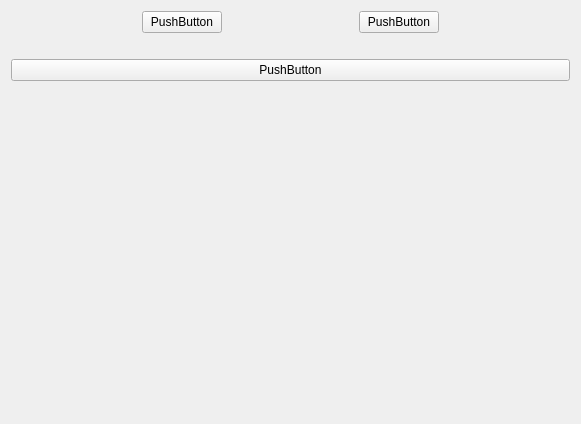
Old version of the form main/presentation/ui/firstTraining/firsttrainingscreen.ui in the repository AnastasiaKrachkovskaya/educational_practice.
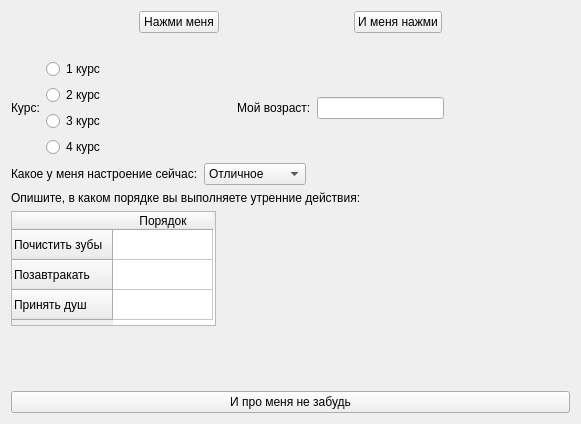
New version of the form.

The edit to the form file:
```diff
--- a/main/presentation/ui/firstTraining/firsttrainingscreen.ui
+++ b/main/presentation/ui/firstTraining/firsttrainingscreen.ui
@@ -32,7 +32,7 @@
      <item>
       <widget class="QPushButton" name="pushButton">
        <property name="text">
-        <string>PushButton</string>
+        <string>Нажми меня</string>
        </property>
       </widget>
      </item>
@@ -52,7 +52,7 @@
      <item>
       <widget class="QPushButton" name="pushButton_3">
        <property name="text">
-        <string>PushButton</string>
+        <string>И меня нажми</string>
        </property>
       </widget>
      </item>
@@ -87,26 +87,227 @@
      </property>
     </spacer>
    </item>
+   <item>
+    <layout class="QHBoxLayout" name="horizontalLayout_2">
+     <property name="leftMargin">
+      <number>0</number>
+     </property>
+     <property name="topMargin">
+      <number>0</number>
+     </property>
+     <item>
+      <widget class="QLabel" name="label">
+       <property name="text">
+        <string>Курс:</string>
+       </property>
+      </widget>
+     </item>
+     <item>
+      <layout class="QVBoxLayout" name="verticalLayout_3">
+       <property name="sizeConstraint">
+        <enum>QLayout::SetDefaultConstraint</enum>
+       </property>
+       <property name="topMargin">
+        <number>0</number>
+       </property>
+       <item>
+        <widget class="QRadioButton" name="radioButton">
+         <property name="text">
+          <string>1 курс</string>
+         </property>
+        </widget>
+       </item>
+       <item>
+        <widget class="QRadioButton" name="radioButton_2">
+         <property name="text">
+          <string>2 курс</string>
+         </property>
+        </widget>
+       </item>
+       <item>
+        <widget class="QRadioButton" name="radioButton_3">
+         <property name="text">
+          <string>3 курс</string>
+         </property>
+        </widget>
+       </item>
+       <item>
+        <widget class="QRadioButton" name="radioButton_4">
+         <property name="text">
+          <string>4 курс</string>
+         </property>
+        </widget>
+       </item>
+      </layout>
+     </item>
+     <item>
+      <spacer name="horizontalSpacer_5">
+       <property name="orientation">
+        <enum>Qt::Horizontal</enum>
+       </property>
+       <property name="sizeHint" stdset="0">
+        <size>
+         <width>20</width>
+         <height>20</height>
+        </size>
+       </property>
+      </spacer>
+     </item>
+     <item>
+      <widget class="QLabel" name="label_2">
+       <property name="text">
+        <string>Мой возраст:</string>
+       </property>
+      </widget>
+     </item>
+     <item>
+      <widget class="QLineEdit" name="lineEdit"/>
+     </item>
+     <item>
+      <spacer name="horizontalSpacer_4">
+       <property name="orientation">
+        <enum>Qt::Horizontal</enum>
+       </property>
+       <property name="sizeHint" stdset="0">
+        <size>
+         <width>40</width>
+         <height>20</height>
+        </size>
+       </property>
+      </spacer>
+     </item>
+    </layout>
+   </item>
+   <item>
+    <layout class="QHBoxLayout" name="horizontalLayout_3">
+     <property name="topMargin">
+      <number>0</number>
+     </property>
+     <property name="rightMargin">
+      <number>0</number>
+     </property>
+     <item>
+      <widget class="QLabel" name="label_3">
+       <property name="maximumSize">
+        <size>
+         <width>16777215</width>
+         <height>16777215</height>
+        </size>
+       </property>
+       <property name="text">
+        <string>Какое у меня настроение сейчас:</string>
+       </property>
+      </widget>
+     </item>
+     <item>
+      <widget class="QComboBox" name="comboBox">
+       <item>
+        <property name="text">
+         <string>Отличное</string>
+        </property>
+       </item>
+       <item>
+        <property name="text">
+         <string>Хорошее</string>
+        </property>
+       </item>
+       <item>
+        <property name="text">
+         <string>Нормальное</string>
+        </property>
+       </item>
+       <item>
+        <property name="text">
+         <string>Плохое</string>
+        </property>
+       </item>
+      </widget>
+     </item>
+     <item>
+      <spacer name="horizontalSpacer_6">
+       <property name="orientation">
+        <enum>Qt::Horizontal</enum>
+       </property>
+       <property name="sizeHint" stdset="0">
+        <size>
+         <width>40</width>
+         <height>20</height>
+        </size>
+       </property>
+      </spacer>
+     </item>
+    </layout>
+   </item>
+   <item>
+    <layout class="QVBoxLayout" name="verticalLayout_4">
+     <property name="topMargin">
+      <number>0</number>
+     </property>
+     <item>
+      <widget class="QLabel" name="label_4">
+       <property name="text">
+        <string>Опишите, в каком порядке вы выполняете утренние действия:</string>
+       </property>
+      </widget>
+     </item>
+     <item>
+      <widget class="QTableWidget" name="tableWidget">
+       <property name="sizePolicy">
+        <sizepolicy hsizetype="Expanding" vsizetype="Expanding">
+         <horstretch>0</horstretch>
+         <verstretch>0</verstretch>
+        </sizepolicy>
+       </property>
+       <property name="maximumSize">
+        <size>
+         <width>205</width>
+         <height>115</height>
+        </size>
+       </property>
+       <row>
+        <property name="text">
+         <string>Почистить зубы</string>
+        </property>
+       </row>
+       <row>
+        <property name="text">
+         <string>Позавтракать</string>
+        </property>
+       </row>
+       <row>
+        <property name="text">
+         <string>Принять душ</string>
+        </property>
+       </row>
+       <column>
+        <property name="text">
+         <string>Порядок</string>
+        </property>
+       </column>
+      </widget>
+     </item>
+    </layout>
+   </item>
+   <item>
+    <spacer name="verticalSpacer">
+     <property name="orientation">
+      <enum>Qt::Vertical</enum>
+     </property>
+     <property name="sizeHint" stdset="0">
+      <size>
+       <width>20</width>
+       <height>20</height>
+      </size>
+     </property>
+    </spacer>
+   </item>
    <item>
     <widget class="QPushButton" name="pushButton_2">
      <property name="text">
-      <string>PushButton</string>
+      <string>И про меня не забудь</string>
      </property>
     </widget>
    </item>
-   <item>
-    <spacer name="verticalSpacer">
-     <property name="orientation">
-      <enum>Qt::Vertical</enum>
-     </property>
-     <property name="sizeHint" stdset="0">
-      <size>
-       <width>20</width>
-       <height>40</height>
-      </size>
-     </property>
-    </spacer>
-   </item>
   </layout>
  </widget>
  <resources/>
```
